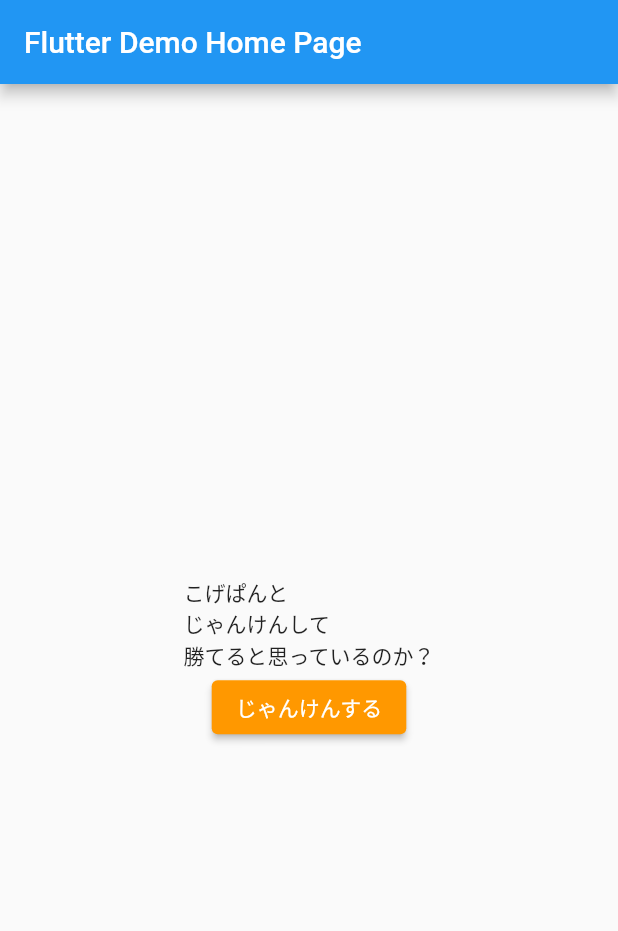
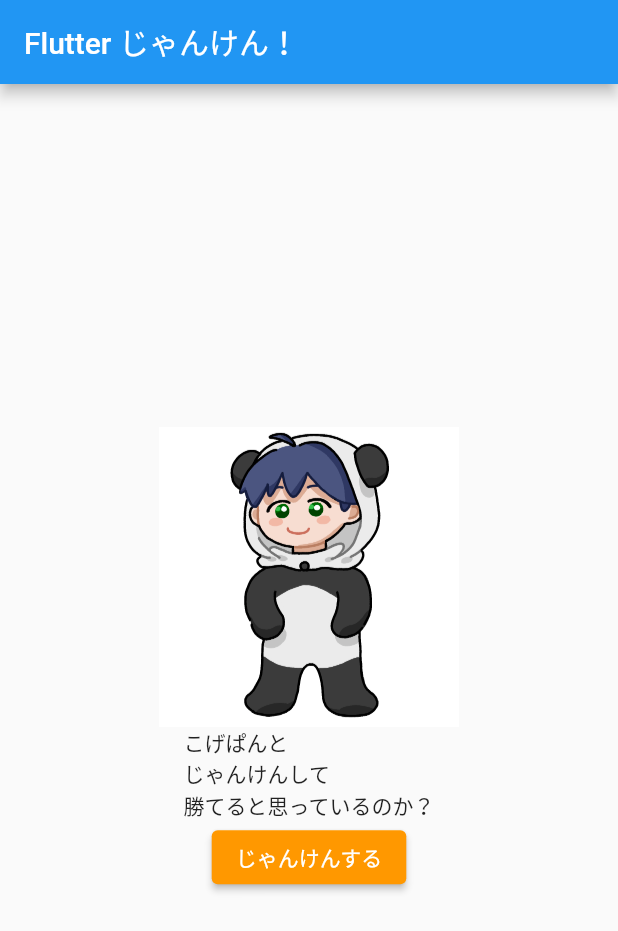
Before and after one commit to kogepan159/flutter_janken, a Flutter app: the screen it shows after launch, on a phone screen of 412 x 824 dp. Shown: the top 931 px of the screen. Run offline on Flutter 3.47's test engine with Material 2 defaults, Android fonts, the phone set to English and light mode, and no system bars.

Commit message:
画像設置

```diff
--- a/lib/main.dart
+++ b/lib/main.dart
@@ -23,7 +23,7 @@ class MyApp extends StatelessWidget {
         // is not restarted.
         primarySwatch: Colors.blue,
       ),
-      home: MyHomePage(title: 'Flutter Demo Home Page'),
+      home: MyHomePage(title: 'Flutter じゃんけん！'),
     );
   }
 }
@@ -94,6 +94,7 @@ class _MyHomePageState extends State<MyHomePage> {
           // horizontal).
           mainAxisAlignment: MainAxisAlignment.center,
           children: <Widget>[
+            Image.asset('images/kogepan.png', height: 200),
             Text(
               'こげぱんと\nじゃんけんして\n勝てると思っているのか？',
             ),
--- a/pubspec.yaml
+++ b/pubspec.yaml
@@ -45,8 +45,8 @@ flutter:
   uses-material-design: true
 
   # To add assets to your application, add an assets section, like this:
-  # assets:
-  #   - images/a_dot_burr.jpeg
+  assets:
+     - images/
   #   - images/a_dot_ham.jpeg
 
   # An image asset can refer to one or more resolution-specific "variants", see
```
Also changed, not shown: images/kogepan.png (added).
